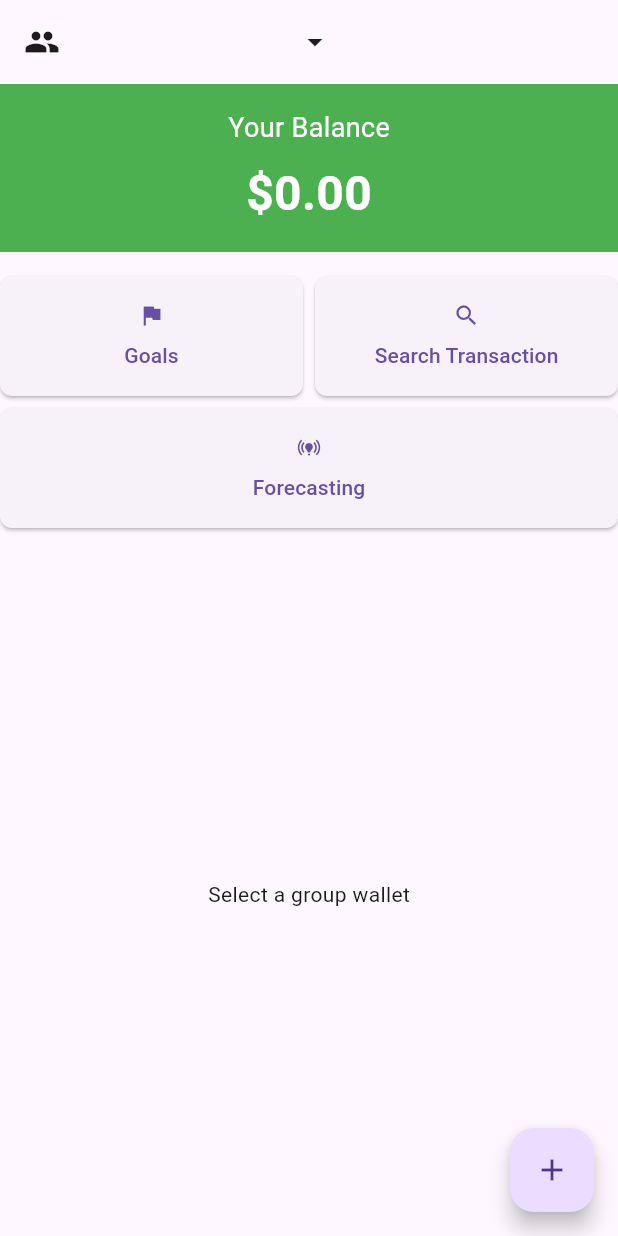
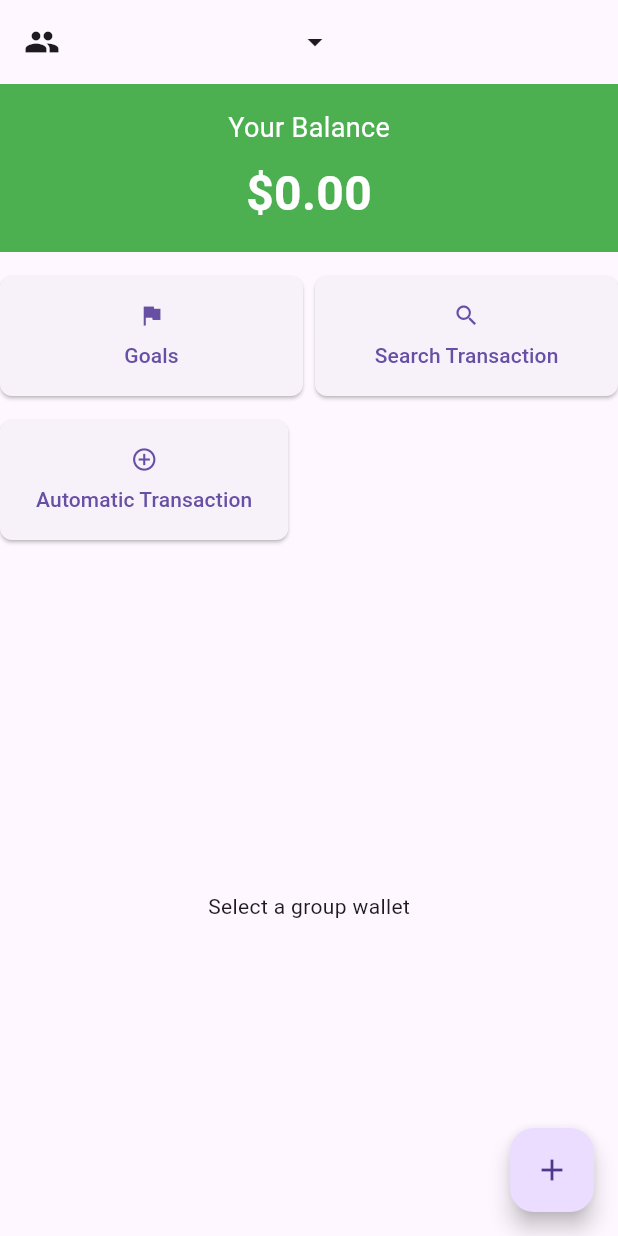
Before and after one commit to Spendiwise/spendiwise, a Flutter app: the GroupWalletScreen screen opened directly with empty values, on a phone screen of 412 x 824 dp. Run offline on Flutter 3.47's test engine with Material 3 defaults, Android fonts, the phone set to English and light mode, and no system bars; our stand-ins replace cloud_firestore, firebase_auth, firebase_core, image_picker; accounts and stored records are empty.

Commit message:
Version 1.13 - Automatic transaction feature

```diff
--- a/lib/screens/groupWallet/group_wallet_screen.dart
+++ b/lib/screens/groupWallet/group_wallet_screen.dart
@@ -17,6 +17,7 @@ import 'join_group_screen.dart';
 import 'package:firebase_auth/firebase_auth.dart';
 import '../../screens/add_transaction_screen.dart';
 import '../../widgets/group_transaction_list.dart';
+import '../../widgets/automatic_transaction_button.dart';
 
 class GroupWalletScreen extends StatefulWidget {
   final String groupName;
@@ -205,11 +206,10 @@ class _GroupWalletScreenState extends State<GroupWalletScreen> {
               ),
             ],
           ),
+          const SizedBox(height: 16),
+          // Automatic Transaction Button
+          AutomaticTransactionButton(),
           const SizedBox(height: 8),
-          const Row(
-            mainAxisAlignment: MainAxisAlignment.center,
-            children: [Expanded(child: ForecastingButton())],
-          ),
           const SizedBox(height: 16),
           if (transactions.isNotEmpty)
             const Padding(
--- /dev/null
+++ b/lib/widgets/automatic_transaction_button.dart
@@ -0,0 +1,37 @@
+import 'package:flutter/material.dart';
+import '../../automaticTransaction/file_upload_screen.dart';
+
+class AutomaticTransactionButton extends StatelessWidget {
+  const AutomaticTransactionButton({super.key});
+
+  @override
+  Widget build(BuildContext context) {
+    return Align(
+      alignment: Alignment.centerLeft,
+      child: SizedBox(
+        height: 80,
+        child: ElevatedButton(
+          onPressed: () {
+            Navigator.push(
+              context,
+              MaterialPageRoute(builder: (context) => const FileUploadScreen()),
+            );
+          },
+          style: ElevatedButton.styleFrom(
+            shape: RoundedRectangleBorder(
+              borderRadius: BorderRadius.circular(8),
+            ),
+          ),
+          child: const Column(
+            mainAxisSize: MainAxisSize.min,
+            children: [
+              Icon(Icons.add_circle_outline),
+              SizedBox(height: 8),
+              Text('Automatic Transaction'),
+            ],
+          ),
+        ),
+      ),
+    );
+  }
+}
--- a/pubspec.yaml
+++ b/pubspec.yaml
@@ -34,6 +34,7 @@ dependencies:
   cupertino_icons: ^1.0.8
   fl_chart: ^0.69.0
   http: ^1.2.2
+  image_picker: ^1.1.2
 
 dev_dependencies:
   flutter_test:
```
Also changed, not shown: lib/automaticTransaction/file_upload_screen.dart (added, +106 -0 lines), lib/screens/personal_wallet_screen.dart (+8 -23 lines), pubspec.lock, 8 other files. Lines whose indentation alone changed are shown as unchanged.
